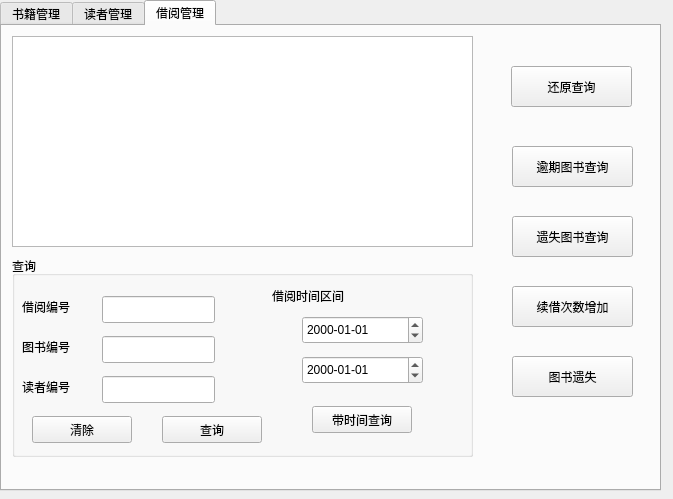
Old version of the form admindialog.ui in the repository 821869798/mybookmanager.
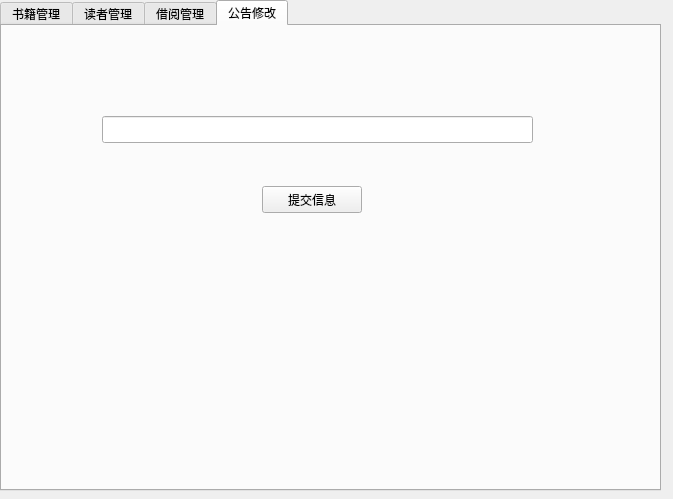
New version of the form. The open tabs and pages were chosen to show the change.

What changed in the file:
```diff
--- a/admindialog.ui
+++ b/admindialog.ui
@@ -913,6 +913,34 @@
      </property>
     </widget>
    </widget>
+   <widget class="QWidget" name="tab_4">
+    <attribute name="title">
+     <string>公告修改</string>
+    </attribute>
+    <widget class="QLineEdit" name="informationEdit">
+     <property name="geometry">
+      <rect>
+       <x>100</x>
+       <y>90</y>
+       <width>431</width>
+       <height>27</height>
+      </rect>
+     </property>
+    </widget>
+    <widget class="QPushButton" name="informationBtn">
+     <property name="geometry">
+      <rect>
+       <x>260</x>
+       <y>160</y>
+       <width>100</width>
+       <height>27</height>
+      </rect>
+     </property>
+     <property name="text">
+      <string>提交信息</string>
+     </property>
+    </widget>
+   </widget>
   </widget>
  </widget>
  <resources/>
```
Left out of the diff: 4 changed lines with no effect on the pictures.
